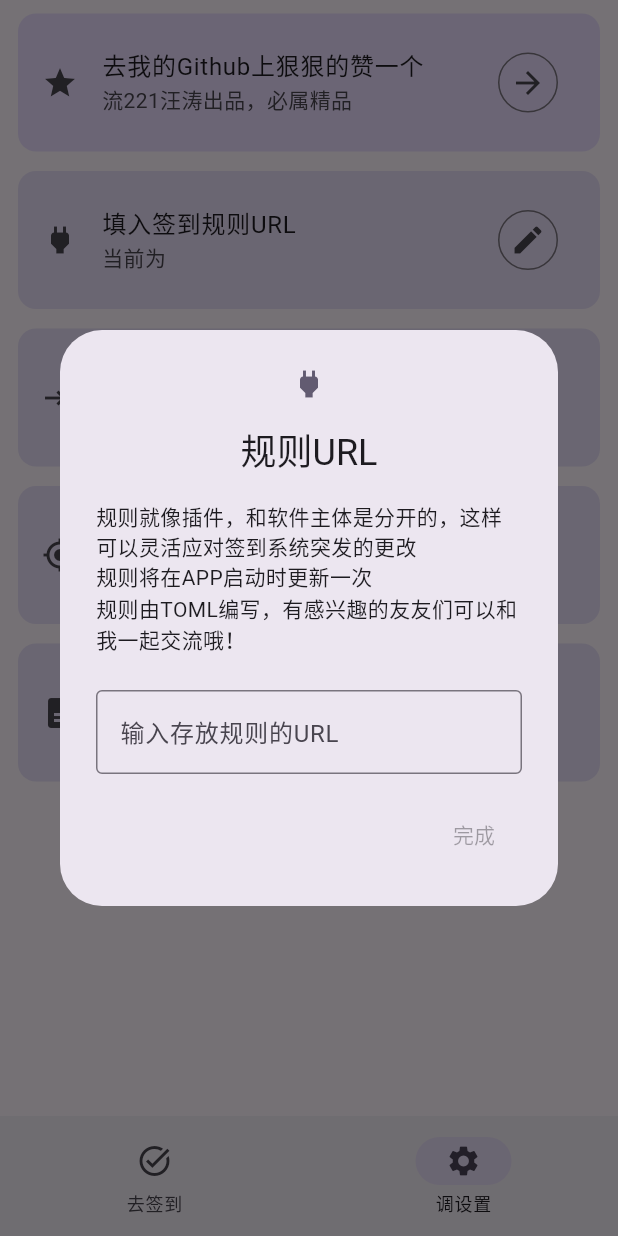
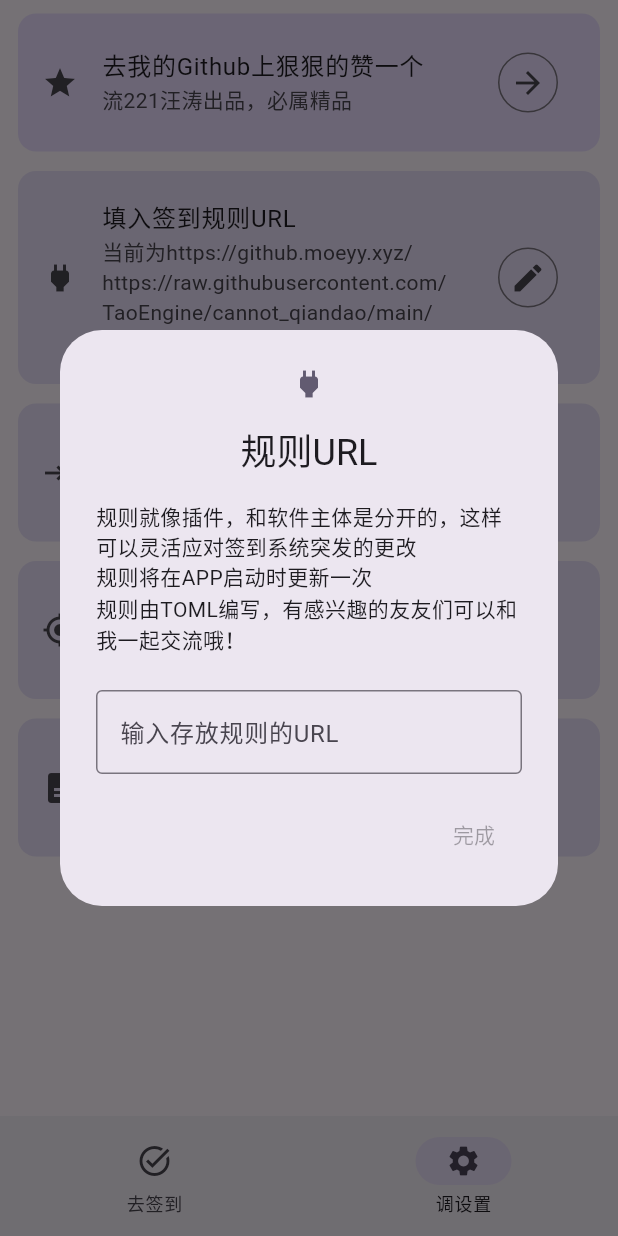
Before and after one commit to TaoEngine/cannot_qiandao, a Flutter app: the screen it shows after launch, item 2 of the bottom bar chosen, after a tap on the "edit" icon, on a phone screen of 412 x 824 dp. Run offline on Flutter 3.47's test engine with Material 3 defaults, Android fonts, the phone set to English and light mode, and no system bars; drawn by our look-alikes of dynamic_color; our stand-ins replace isar; missing offline and left inert: toml; accounts and stored records are empty; generated files the repository leaves out were written again; network calls fail; statements that could not run were skipped.

Commit message:
现在应用可以在windows上跑了

```diff
--- a/lib/main.dart
+++ b/lib/main.dart
@@ -1,3 +1,4 @@
+import 'package:cannot_qiandao/func/plugin.dart';
 import 'package:flutter/material.dart';
 import 'package:flutter/services.dart';
 
@@ -6,10 +7,10 @@ import 'package:cannot_qiandao/pages/settings.dart';
 
 import 'package:flutter_localizations/flutter_localizations.dart';
 import 'package:dynamic_color/dynamic_color.dart';
-import 'package:mmkv/mmkv.dart';
 
 void main() async {
-  await MMKV.initialize();
+  Plugin initPlugin = Plugin();
+  await initPlugin.init();
   WidgetsFlutterBinding.ensureInitialized();
   SystemChrome.setSystemUIOverlayStyle(
     const SystemUiOverlayStyle(
--- a/lib/pages/qiandao.dart
+++ b/lib/pages/qiandao.dart
@@ -1,6 +1,5 @@
-import 'package:cannot_qiandao/func/qiandao.dart';
+import 'package:cannot_qiandao/func/plugin.dart';
 import 'package:flutter/material.dart';
-import 'package:mmkv/mmkv.dart';
 
 class QiandaoPage extends StatefulWidget {
   const QiandaoPage({super.key});
@@ -10,14 +9,8 @@ class QiandaoPage extends StatefulWidget {
 }
 
 class _QiandaoPageState extends State<QiandaoPage> {
-  /// 签到引擎
-  final Qiandao _qiandao = Qiandao();
-
-  /// 存放配置的数据库
-  final MMKV _configDB = MMKV("configDB");
-
-  /// 存放登录的数据库
-  final MMKV _loginDB = MMKV("loginDB");
+  /// 签到插件
+  final Plugin plugin = Plugin();
 
   /// 是否签到
   bool _isQiandao = false;
@@ -28,16 +21,11 @@ class _QiandaoPageState extends State<QiandaoPage> {
   @override
   void initState() {
     super.initState();
-    _isQiandao = _configDB.decodeBool("Qiandao");
-    _id = _loginDB.decodeString("UserID") ?? "";
+    _id = plugin.getuserid() ?? "";
   }
 
   @override
   Widget build(BuildContext context) {
-    return FutureBuilder(
-      future: _qiandao.init(),
-      builder: (BuildContext context, AsyncSnapshot snapshot) {
-        if (snapshot.hasData) {}
     return Scaffold(
       floatingActionButton: const FloatingActionButton.extended(
         onPressed: null,
@@ -68,7 +56,5 @@ class _QiandaoPageState extends State<QiandaoPage> {
         ),
       ),
     );
-      },
-    );
   }
 }
--- a/lib/pages/settings.dart
+++ b/lib/pages/settings.dart
@@ -1,10 +1,10 @@
+import 'package:cannot_qiandao/func/plugin.dart';
 import 'package:cannot_qiandao/widgets/dialog.dart';
 import 'package:flutter/material.dart';
 
 import 'package:cannot_qiandao/widgets/settingscard.dart';
 
 import 'package:url_launcher/url_launcher.dart';
-import 'package:mmkv/mmkv.dart';
 
 class SettingsPage extends StatefulWidget {
   const SettingsPage({super.key});
@@ -14,11 +14,8 @@ class SettingsPage extends StatefulWidget {
 }
 
 class _SettingsPageState extends State<SettingsPage> {
-  /// 存放配置的数据库
-  final MMKV _configDB = MMKV("configDB");
-
-  /// 存放登录的数据库
-  final MMKV _loginDB = MMKV("loginDB");
+  /// 签到插件
+  final Plugin plugin = Plugin();
 
   /// 规则URL，用于同步签到规则
   String _sourceURL = "";
@@ -35,15 +32,10 @@ class _SettingsPageState extends State<SettingsPage> {
   @override
   void initState() {
     super.initState();
-    _configDB.decodeString("SourceURL") ??
-        _configDB.encodeString(
-          "SourceURL",
-          "https://raw.githubusercontent.com/TaoEngine/cannot_qiandao/main/plugin/kqxt.toml",
-        );
-    _sourceURL = _configDB.decodeString("SourceURL")!;
-    _userName = _loginDB.decodeString("UserName");
-    _id = _loginDB.decodeString("UserID");
-    _switchVirtualQianDao = _configDB.decodeBool("SwitchVirtualQianDao");
+    _sourceURL = plugin.getpluginURL();
+    _userName = plugin.getusername();
+    _id = plugin.getuserid();
+    _switchVirtualQianDao = false;
   }
 
   @override
@@ -76,9 +68,7 @@ class _SettingsPageState extends State<SettingsPage> {
               context: context,
               barrierDismissible: false,
               builder: (builder) => URLDialog(
-                onEditFunction: () => setState(() {
-                  _sourceURL = _configDB.decodeString("SourceURL")!;
-                }),
+                onEditFunction: () => setState(() {}),
               ),
             ),
             icon: const Icon(Icons.edit),
@@ -96,13 +86,8 @@ class _SettingsPageState extends State<SettingsPage> {
               context: context,
               barrierDismissible: false,
               builder: (builder) => UserDialog(
-                onEditFunction: () => setState(() {
-                  _userName = _loginDB.decodeString("UserName");
-                  _id = _loginDB.decodeString("UserID");
-                }),
+                onEditFunction: () => setState(() {}),
                 onSaveFunction: () => setState(() {
-                  _userName = _loginDB.decodeString("UserName");
-                  _id = _loginDB.decodeString("UserID");
                   ScaffoldMessenger.of(context).showSnackBar(SnackBar(
                       content: Text("$_userName,欢迎回来!"),
                       behavior: SnackBarBehavior.floating));
--- a/pubspec.yaml
+++ b/pubspec.yaml
@@ -12,7 +12,6 @@ dependencies:
   crypto: ^3.0.5
   isar: ^3.1.0+1
   path_provider: ^2.1.5
-  mmkv: ^2.0.1
   quick_actions: ^1.0.8
   dynamic_color: ^1.7.0
   flutter_localizations:
```
Also changed, not shown: lib/widgets/dialog.dart (+5 -34 lines), pubspec.lock, 1 other file. Lines whose indentation alone changed are shown as unchanged.
